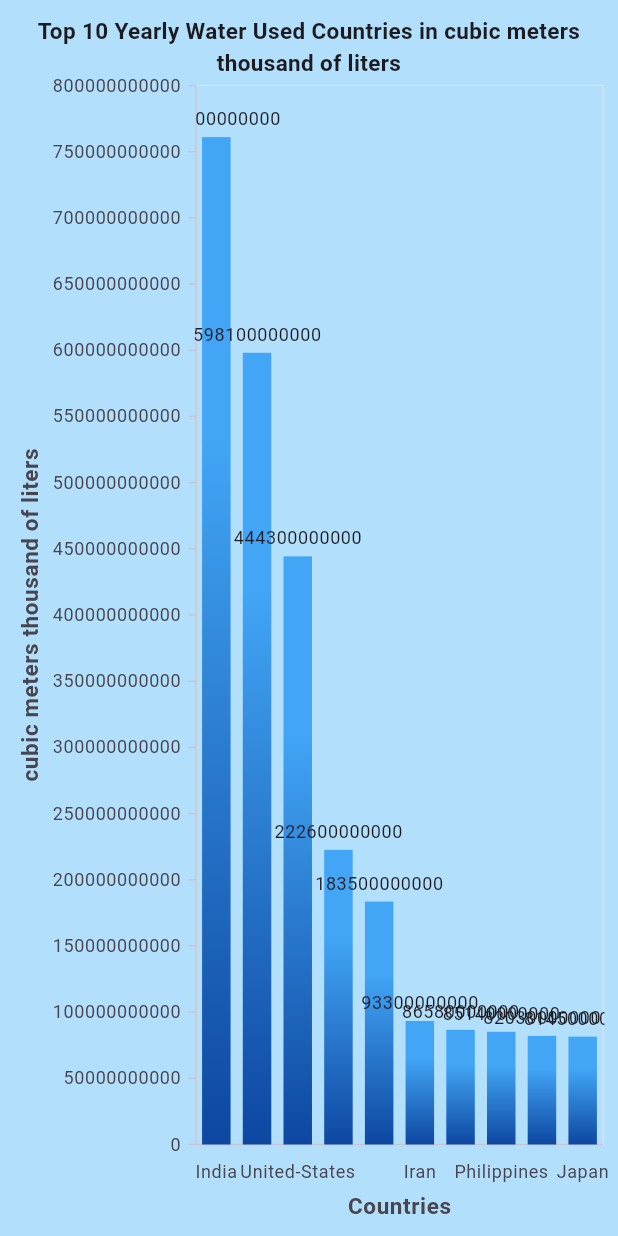
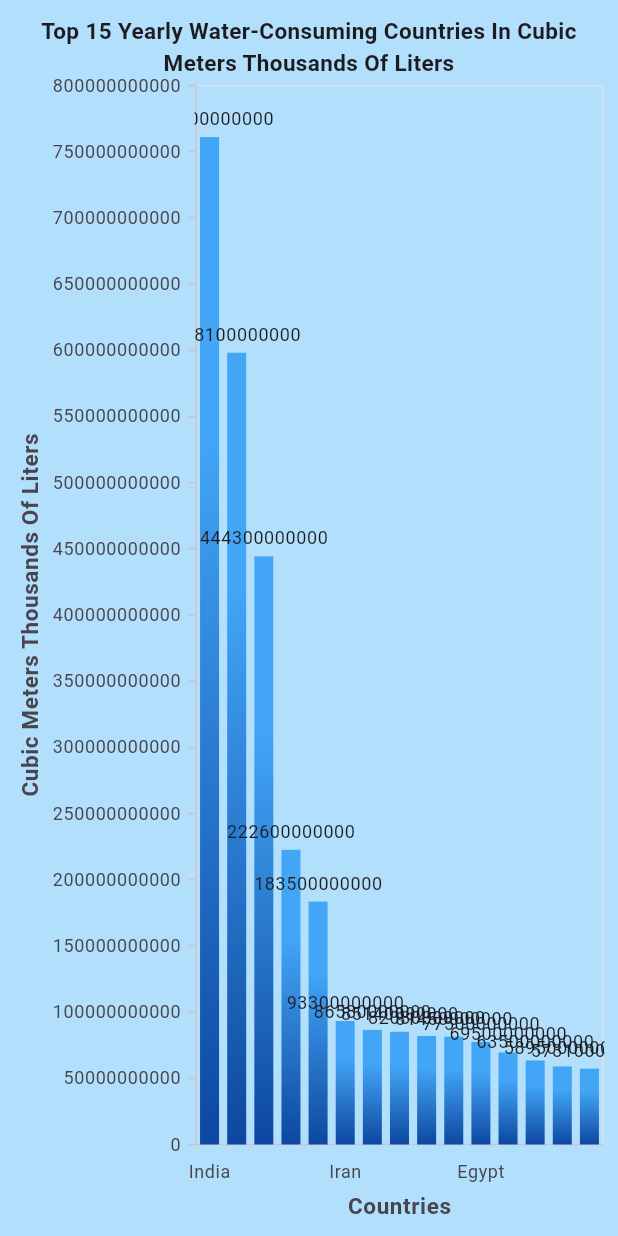
Before and after one commit to SyncfusionExamples/how-to-visualize-the-top-15-water-consuming-countries-using-a-flutter-column-chart, a Flutter app: the screen it shows after launch, on a phone screen of 412 x 824 dp. Run offline on Flutter 3.47's test engine with Material 3 defaults, Android fonts, the phone set to English and light mode, and no system bars; our stand-ins replace syncfusion_flutter_charts.

Commit message:
Finial update

```diff
--- a/lib/main.dart
+++ b/lib/main.dart
@@ -29,7 +29,7 @@
 
 class WaterConsumptionColumnChartState
     extends State<WaterConsumptionColumnChart> {
-  late List<WaterConsumptionData> _waterUsageData;
+  late List<WaterConsumptionData> _yearlyWaterUsageData;
   late DataLabelSettings _dataLabelSettings;
   late LinearGradient _gradient;
   late TooltipBehavior _tooltipBehavior;
@@ -37,7 +37,7 @@
   @override
   void initState() {
     super.initState();
-    _waterUsageData = [
+    _yearlyWaterUsageData = [
       WaterConsumptionData('India', 761000000000, 2010),
       WaterConsumptionData('China', 598100000000, 2015),
       WaterConsumptionData('United-States', 444300000000, 2015),
@@ -48,6 +48,11 @@
       WaterConsumptionData('Philippines', 85140000000, 2016),
       WaterConsumptionData('Vietnam', 82030000000, 2005),
       WaterConsumptionData('Japan', 81450000000, 2009),
+      WaterConsumptionData('Egypt', 77500000000, 2017),
+      WaterConsumptionData('Russia', 69500000000, 2016),
+      WaterConsumptionData('Brazil', 63500000000, 2016),
+      WaterConsumptionData('Turkey', 58950000000, 2016),
+      WaterConsumptionData('Thailand', 57310000000, 2007),
     ];
 
     _dataLabelSettings = DataLabelSettings(
@@ -97,7 +102,7 @@
       backgroundColor: Colors.lightBlue.withOpacity(0.3),
       title: const ChartTitle(
         text:
-            'Top 10 Yearly Water Used Countries in cubic meters thousand of liters',
+            'Top 15 Yearly Water-Consuming Countries In Cubic Meters Thousands Of Liters',
         textStyle: TextStyle(
           fontWeight: FontWeight.bold,
         ),
@@ -114,7 +119,7 @@
       ),
       primaryYAxis: const NumericAxis(
         title: AxisTitle(
-          text: 'cubic meters thousand of liters',
+          text: 'Cubic Meters Thousands Of Liters',
           textStyle: TextStyle(
             fontWeight: FontWeight.bold,
           ),
@@ -124,10 +129,10 @@
       tooltipBehavior: _tooltipBehavior,
       series: <ColumnSeries<WaterConsumptionData, String>>[
         ColumnSeries<WaterConsumptionData, String>(
-          dataSource: _waterUsageData,
+          dataSource: _yearlyWaterUsageData,
           xValueMapper: (WaterConsumptionData data, int index) => data.country,
           yValueMapper: (WaterConsumptionData data, int index) =>
-              data.waterUsage,
+              data.yearlyWaterUsage,
           gradient: _gradient,
           dataLabelSettings: _dataLabelSettings,
         ),
@@ -137,8 +142,8 @@
 }
 
 class WaterConsumptionData {
-  WaterConsumptionData(this.country, this.waterUsage, this.year);
+  WaterConsumptionData(this.country, this.yearlyWaterUsage, this.year);
   final String country;
-  final double waterUsage;
+  final double yearlyWaterUsage;
   final double year;
 }
```
Also changed, not shown: pubspec.yaml (+6 -1 lines), assets/images/Brazil.png (added), assets/images/Egypt.png (added), assets/images/Russia.png (added), assets/images/Thailand.png (added), assets/images/Turkey.png (added), 1 other file.
